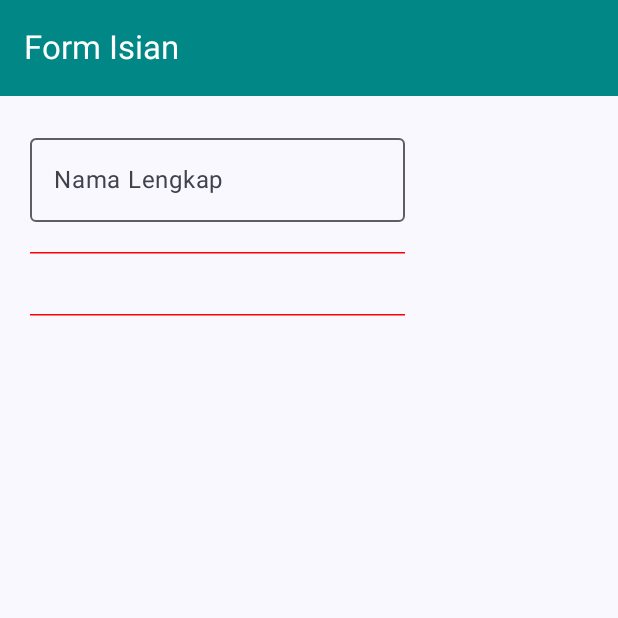
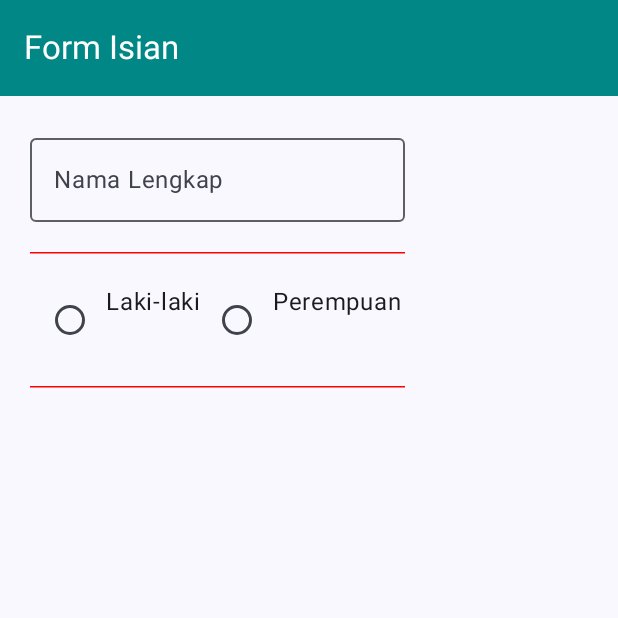
Before and after one commit to firzywijatmiko/QuestNavigasiUI_040, an Android app built with Jetpack Compose: the composable Formulir shown on its own in the app's theme, on a phone screen of 412 x 824 dp, the top half of it. Run offline under Robolectric (Android 15) with nearby library versions, the phone set to English and light mode, and no system bars; 1 statement that could not run was skipped.

```diff
--- a/app/src/main/java/com/example/pertemuan6/view/Formulir.kt
+++ b/app/src/main/java/com/example/pertemuan6/view/Formulir.kt
@@ -56,7 +56,18 @@ fun Formulir(
             HorizontalDivider(modifier = Modifier
                 .padding(all = 20.dp)
                 .width(width = 250.dp), thickness = Thickness,color = Color.Red)
-
+            Row {
+                jenis.forEach {
+                    item->
+                    Row(verticalAlignment = Alignment.CenterHorizontally){
+                        RadioButton(
+                            selected = false,
+                            onClick = {item}
+                        )
+                        Text(text = item)
+                    }
+                }
+            }
             HorizontalDivider(modifier = Modifier
                 .padding(all = 20.dp)
                 .width(width = 250.dp),
```
